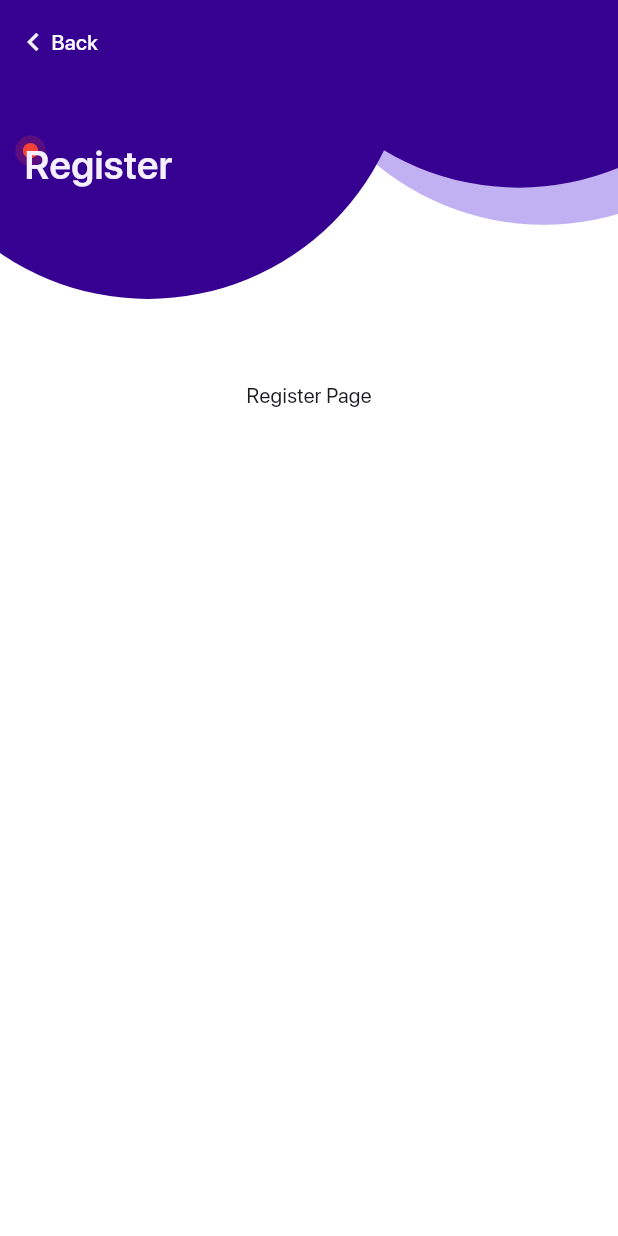
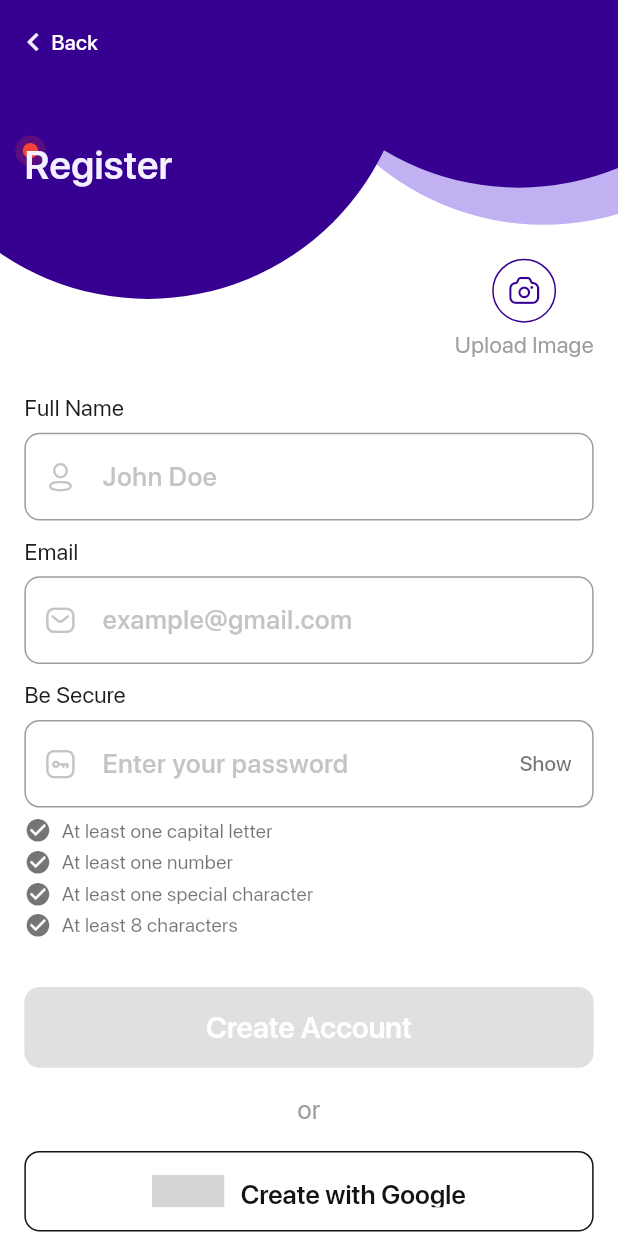
Before and after one commit to Inklings-Ops/meno-fe-v2, a Flutter app: the RegisterPage screen opened by its route, on a phone screen of 412 x 824 dp. Run offline on Flutter 3.47's test engine with Material 2 defaults, Android fonts, the phone set to English and light mode, and no system bars; our stand-ins replace auto_route, dartz, dio, equatable, firebase_core, flutter_hooks and 15 more; missing offline and left inert: rive_splash_screen; accounts and stored records are empty; generated files the repository leaves out were written again; project files that could hold a hidden picture were left out; grey boxes are pictures that could not be loaded.

Commit message:
feat: Register auth

```diff
--- a/lib/modules/auth/application/login/login_notifier.dart
+++ b/lib/modules/auth/application/login/login_notifier.dart
@@ -18,6 +18,8 @@ final loginProvider = StateNotifierProvider<LoginNotifier, LoginState>((ref) {
 class LoginNotifier extends StateNotifier<LoginState> {
   LoginNotifier(this._facade) : super(LoginState.initial());
   final IAuthFacade _facade;
+
+  bool get isFormValid => state.email.isValid() || state.password.get() != null;
 
   void emailChanged(String email) {
     state = state.copyWith(email: IEmail(email));
--- /dev/null
+++ b/lib/modules/auth/application/register/register_notifier.dart
@@ -0,0 +1,86 @@
+import 'dart:io';
+
+import 'package:dartz/dartz.dart';
+import 'package:flutter/material.dart';
+import 'package:flutter_riverpod/flutter_riverpod.dart';
+import 'package:freezed_annotation/freezed_annotation.dart';
+import 'package:meno_fe_v2/common/constants/m_colors.dart';
+import 'package:meno_fe_v2/common/utils/password_rules.dart';
+import 'package:meno_fe_v2/core/value/value_objects.dart';
+import 'package:meno_fe_v2/di/injection.dart';
+import 'package:meno_fe_v2/modules/auth/domain/entities/password_rule_object.dart';
+import 'package:meno_fe_v2/modules/auth/domain/errors/auth_failure.dart';
+import 'package:meno_fe_v2/modules/auth/domain/i_auth_facade.dart';
+import 'package:meno_fe_v2/services/media_service.dart';
+
+part 'register_notifier.freezed.dart';
+part 'register_state.dart';
+
+final passwordRuleProvider = Provider((ref) {
+  return PasswordRuleObject(passwordRules, false, MColors.grey);
+});
+
+final registerProvider =
+    StateNotifierProvider.autoDispose<RegisterNotifier, RegisterState>((ref) {
+  return RegisterNotifier(di<IAuthFacade>(), di<MediaService>());
+});
+
+class RegisterNotifier extends StateNotifier<RegisterState> {
+  RegisterNotifier(
+    this._facade,
+    this._mediaService,
+  ) : super(RegisterState.initial());
+
+  final IAuthFacade _facade;
+  final MediaService _mediaService;
+
+  bool get isFormValid =>
+      state.fullName.get() != null ||
+      state.email.isValid() ||
+      state.password.isValid();
+
+  void fullNameChanged(String fullName) {
+    state = state.copyWith(fullName: IFullName(fullName));
+  }
+
+  void emailChanged(String email) {
+    state = state.copyWith(email: IEmail(email));
+  }
+
+  void passwordChanged(String password) {
+    state = state.copyWith(
+      password: IPassword(password),
+      passwordController: TextEditingController(text: password),
+    );
+  }
+
+  Future<void> avatarPicked(bool fromGallery) async {
+    final file = await _mediaService.getImage(fromGallery: fromGallery);
+    if (file != null) {
+      state = state.copyWith(avatar: IAvatar(File(file.path)));
+    }
+  }
+
+  Future<void> registerPressed() async {
+    Either<AuthFailure, Unit> r;
+
+    final isNameValid = state.fullName.isValid();
+    final isEmailValid = state.email.isValid();
+    final isPasswordValid = state.password.isValid();
+
+    if (isNameValid && isEmailValid && isPasswordValid) {
+      state = state.copyWith(loading: true);
+
+      r = await _facade.register(
+        fullName: state.fullName,
+        email: state.email,
+        password: state.password,
+        avatar: state.avatar,
+      );
+
+      state = state.copyWith(loading: false, option: some(r));
+    }
+
+    state = state.copyWith(loading: false, showError: true, option: none());
+  }
+}
--- /dev/null
+++ b/lib/modules/auth/application/register/register_state.dart
@@ -0,0 +1,26 @@
+part of 'register_notifier.dart';
+
+@freezed
+class RegisterState with _$RegisterState {
+  const factory RegisterState({
+    required IFullName fullName,
+    required IEmail email,
+    required IPassword password,
+    TextEditingController? passwordController,
+    IAvatar? avatar,
+    required bool showError,
+    required bool loading,
+    required Option<Either<AuthFailure, Unit>> option,
+  }) = _RegisterState;
+
+  factory RegisterState.initial() => RegisterState(
+        fullName: IFullName(''),
+        email: IEmail(''),
+        password: IPassword(''),
+        passwordController: null,
+        avatar: IAvatar(null),
+        showError: false,
+        loading: false,
+        option: none(),
+      );
+}
--- a/lib/modules/auth/presentation/pages/register/register_page.dart
+++ b/lib/modules/auth/presentation/pages/register/register_page.dart
@@ -1,16 +1,53 @@
+import 'package:auto_route/auto_route.dart';
 import 'package:flutter/material.dart';
+import 'package:meno_fe_v2/common/utils/m_size.dart';
+import 'package:meno_fe_v2/common/widgets/m_google_button.dart';
 import 'package:meno_fe_v2/common/widgets/m_scaffold.dart';
+import 'package:meno_fe_v2/modules/auth/presentation/widgets/register/register_form.dart';
 
 class RegisterPage extends StatelessWidget {
   const RegisterPage({super.key});
 
   @override
   Widget build(BuildContext context) {
-    return const MScaffold(
+    return MScaffold(
       title: 'Register',
-      showLeading: true,
-      child: Center(
-        child: Text('Register Page'),
+      padding: MSize.pOnly(t: 170),
+      child: Column(
+        crossAxisAlignment: CrossAxisAlignment.stretch,
+        children: [
+          RegisterForm(),
+          MSize.vS(15),
+          Text(
+            'or',
+            textAlign: TextAlign.center,
+            style: TextStyle(
+              fontSize: MSize.fS(16),
+              color: const Color(0xff9d9d9d),
+            ),
+          ),
+          MSize.vS(15),
+          const MGoogleButton('Create with Google'),
+          MSize.vS(50),
+          Row(
+            mainAxisAlignment: MainAxisAlignment.center,
+            mainAxisSize: MainAxisSize.min,
+            children: [
+              const Text("Already have an account? Please "),
+              GestureDetector(
+                onTap: () => AutoRouter.of(context).pop(),
+                child: Text(
+                  "Login",
+                  style: TextStyle(
+                    color: Theme.of(context).primaryColor,
+                    fontWeight: FontWeight.w500,
+                  ),
+                ),
+              ),
+            ],
+          ),
+          MSize.vS(5),
+        ],
       ),
     );
   }
--- a/lib/modules/auth/presentation/widgets/login/login_form.dart
+++ b/lib/modules/auth/presentation/widgets/login/login_form.dart
@@ -87,7 +87,7 @@ class LoginForm extends ConsumerWidget {
           MButton(
             title: 'Login',
             loading: state.loading,
-            disabled: !state.email.isValid() || state.password.get() == null,
+            disabled: !event.isFormValid,
             onPressed: () {
               if (formKey.currentState!.validate()) {
                 event.loginPressed();
--- /dev/null
+++ b/lib/modules/auth/presentation/widgets/register/password_rules_widget.dart
@@ -0,0 +1,75 @@
+import 'package:flutter/material.dart';
+import 'package:flutter_riverpod/flutter_riverpod.dart';
+import 'package:meno_fe_v2/common/constants/m_colors.dart';
+import 'package:meno_fe_v2/common/utils/m_size.dart';
+
+import '../../../application/register/register_notifier.dart';
+
+class PasswordRuleItem extends StatelessWidget {
+  const PasswordRuleItem({
+    Key? key,
+    required this.ruleMap,
+    required this.password,
+    this.unsetColor = MColors.danger,
+    this.setColor = MColors.success,
+  }) : super(key: key);
+
+  final Map<dynamic, dynamic> ruleMap;
+  final String? password;
+  final Color unsetColor;
+  final Color setColor;
+
+  @override
+  Widget build(BuildContext context) {
+    Color ruleColor = password == null
+        ? Colors.black54
+        : !ruleMap['rule'](password)
+            ? unsetColor
+            : setColor;
+
+    return Padding(
+      padding: MSize.pSymmetric(v: 1),
+      child: Row(
+        children: [
+          Icon(
+            Icons.check_circle,
+            size: MSize.r(18),
+            color: ruleColor,
+          ),
+          MSize.hS(6),
+          Text(
+            ruleMap["name"].toString(),
+            style: TextStyle(
+              fontSize: MSize.fS(12),
+              color: ruleColor,
+            ),
+          )
+        ],
+      ),
+    );
+  }
+}
+
+class PasswordRulesWidget extends ConsumerWidget {
+  const PasswordRulesWidget({super.key});
+
+  @override
+  Widget build(BuildContext context, WidgetRef ref) {
+    final state = ref.watch(passwordRuleProvider);
+    final registerState = ref.watch(registerProvider);
+    final length = state.rules.length;
+
+    return Column(
+      children: [
+        MSize.vS(5),
+        for (var i = 0; i < length; i++) ...[
+          PasswordRuleItem(
+            ruleMap: state.rules[i],
+            password: registerState.passwordController?.text,
+            unsetColor: Colors.black45,
+          ),
+        ]
+      ],
+    );
+  }
+}
--- /dev/null
+++ b/lib/modules/auth/presentation/widgets/register/register_form.dart
@@ -0,0 +1,117 @@
+import 'package:flutter/material.dart';
+import 'package:hooks_riverpod/hooks_riverpod.dart';
+import 'package:meno_fe_v2/common/constants/m_icons.dart';
+import 'package:meno_fe_v2/common/utils/m_size.dart';
+import 'package:meno_fe_v2/common/widgets/m_button.dart';
+import 'package:meno_fe_v2/common/widgets/m_text_form_field.dart';
+import 'package:meno_fe_v2/modules/auth/application/auth/auth_notifier.dart';
+import 'package:meno_fe_v2/modules/auth/application/register/register_notifier.dart';
+import 'package:meno_fe_v2/modules/auth/presentation/widgets/register/password_rules_widget.dart';
+import 'package:meno_fe_v2/modules/auth/presentation/widgets/register/upload_image_widget.dart';
+
+class RegisterForm extends ConsumerWidget {
+  final formKey = GlobalKey<FormState>();
+
+  RegisterForm({Key? key}) : super(key: key);
+
+  @override
+  Widget build(BuildContext context, WidgetRef ref) {
+    final state = ref.watch(registerProvider);
+    final event = ref.watch(registerProvider.notifier);
+    final authEvent = ref.watch(authProvider.notifier);
+
+    ref.listen<RegisterState>(registerProvider, (previous, next) {
+      next.option.fold(
+        () => null,
+        (either) => either.fold((failure) {
+          ScaffoldMessenger.of(context).showSnackBar(
+            SnackBar(
+              content: Text(failure.maybeMap(
+                orElse: () => '',
+                message: (value) => value.message,
+                serverError: (_) => 'Server error',
+              )),
+            ),
+          );
+        }, (success) {
+          ScaffoldMessenger.of(context).clearSnackBars();
+          authEvent.sendVerificationEmail();
+          // AutoRouter.of(context).pushAndPopUntil(
+          //   const VerificationRoute(),
+          //   predicate: (_) => false,
+          // );
+        }),
+      );
+    });
+
+    return Form(
+      key: formKey,
+      child: Column(
+        crossAxisAlignment: CrossAxisAlignment.stretch,
+        children: [
+          const Align(
+            alignment: Alignment.centerRight,
+            child: UploadImageWidget(),
+          ),
+          MSize.vS(20),
+          MTextFormField(
+            label: "Full Name",
+            hint: 'John Doe',
+            prefixIcon: Icon(MIcons.Profile1, size: MSize.r(22)),
+            enabled: !state.loading,
+            onChanged: (p) => event.fullNameChanged(p),
+            validator: (_) => state.fullName.value.fold(
+              (f) => f.mapOrNull(
+                empty: (_) => 'Full Name field cannot be empty',
+              ),
+              (_) => null,
+            ),
+          ),
+          MSize.vS(10),
+          MTextFormField(
+            label: "Email",
+            hint: 'example@gmail.com',
+            keyboardType: TextInputType.emailAddress,
+            prefixIcon: Icon(MIcons.Message1, size: MSize.r(22)),
+            enabled: !state.loading,
+            onChanged: (e) => event.emailChanged(e),
+            validator: (_) => state.email.value.fold(
+              (f) => f.mapOrNull(
+                invalidEmail: (_) => 'Please type a valid email address',
+                empty: (_) => 'Email field cannot be empty',
+              ),
+              (_) => null,
+            ),
+          ),
+          MSize.vS(10),
+          MTextFormField(
+            label: "Be Secure",
+            isPassword: true,
+            hint: 'Enter your password',
+            prefixIcon: Icon(MIcons.Password1, size: MSize.r(22)),
+            enabled: !state.loading,
+            onChanged: (p) => event.passwordChanged(p),
+            validator: (_) => state.password.value.fold(
+              (f) => f.mapOrNull(
+                empty: (_) => 'Password field cannot be empty',
+              ),
+              (_) => null,
+            ),
+          ),
+          const PasswordRulesWidget(),
+          MSize.vS(30),
+          MButton(
+            title: 'Create Account',
+            loading: state.loading,
+            disabled: !event.isFormValid,
+            onPressed: () {
+              if (formKey.currentState!.validate()) {
+                event.registerPressed();
+              }
+            },
+          ),
+        ],
+      ),
+    );
+  }
+}
--- /dev/null
+++ b/lib/modules/auth/presentation/widgets/register/upload_image_widget.dart
@@ -0,0 +1,69 @@
+import 'package:flutter/material.dart';
+import 'package:flutter_riverpod/flutter_riverpod.dart';
+import 'package:auto_route/auto_route.dart';
+import 'package:meno_fe_v2/common/constants/m_colors.dart';
+import 'package:meno_fe_v2/common/constants/m_icons.dart';
+import 'package:meno_fe_v2/common/utils/m_size.dart';
+import 'package:meno_fe_v2/common/widgets/bottom_sheets/m_image_source_bottom_sheet.dart';
+import 'package:meno_fe_v2/modules/auth/application/register/register_notifier.dart';
+
+class UploadImageWidget extends ConsumerWidget {
+  const UploadImageWidget({Key? key}) : super(key: key);
+
+  @override
+  Widget build(BuildContext context, WidgetRef ref) {
+    final theme = Theme.of(context);
+    final state = ref.watch(registerProvider);
+    final event = ref.watch(registerProvider.notifier);
+
+    ref.listen<RegisterState>(
+        registerProvider, (p, n) => p?.avatar != n.avatar);
+
+    return GestureDetector(
+      onTap: () async {
+        await showModalBottomSheet(
+          context: context,
+          backgroundColor: Colors.transparent,
+          builder: (context) => MImageSourceBottomSheet(
+            fromGallery: () {
+              event.avatarPicked(true);
+              context.router.pop();
+            },
+            fromCamera: () {
+              event.avatarPicked(false);
+              context.router.pop();
+            },
+          ),
+        );
+      },
+      child: Column(
+        children: [
+          Container(
+            decoration: BoxDecoration(
+              shape: BoxShape.circle,
+              border: Border.all(color: theme.primaryColor),
+            ),
+            child: CircleAvatar(
+              radius: MSize.r(20),
+              backgroundColor: Colors.transparent,
+              foregroundImage: state.avatar?.get() != null
+                  ? FileImage(state.avatar!.get()!)
+                  : null,
+              child: state.avatar?.get() == null
+                  ? const Icon(MIcons.Camera1, color: MColors.primary)
+                  : const SizedBox(),
+            ),
+          ),
+          MSize.vS(4),
+          Text(
+            'Upload Image',
+            style: TextStyle(
+              fontSize: MSize.fS(14),
+              color: Colors.grey,
+            ),
+          ),
+        ],
+      ),
+    );
+  }
+}
```
Also changed, not shown: lib/modules/auth/application/register/register_notifier.freezed.dart (added).
